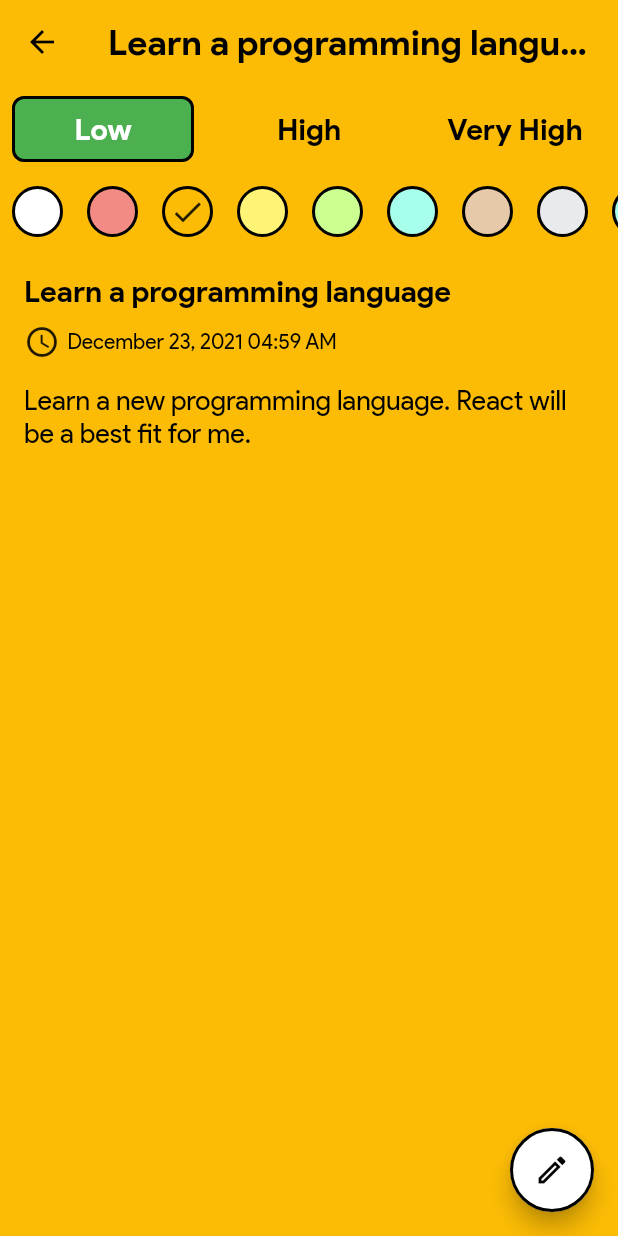
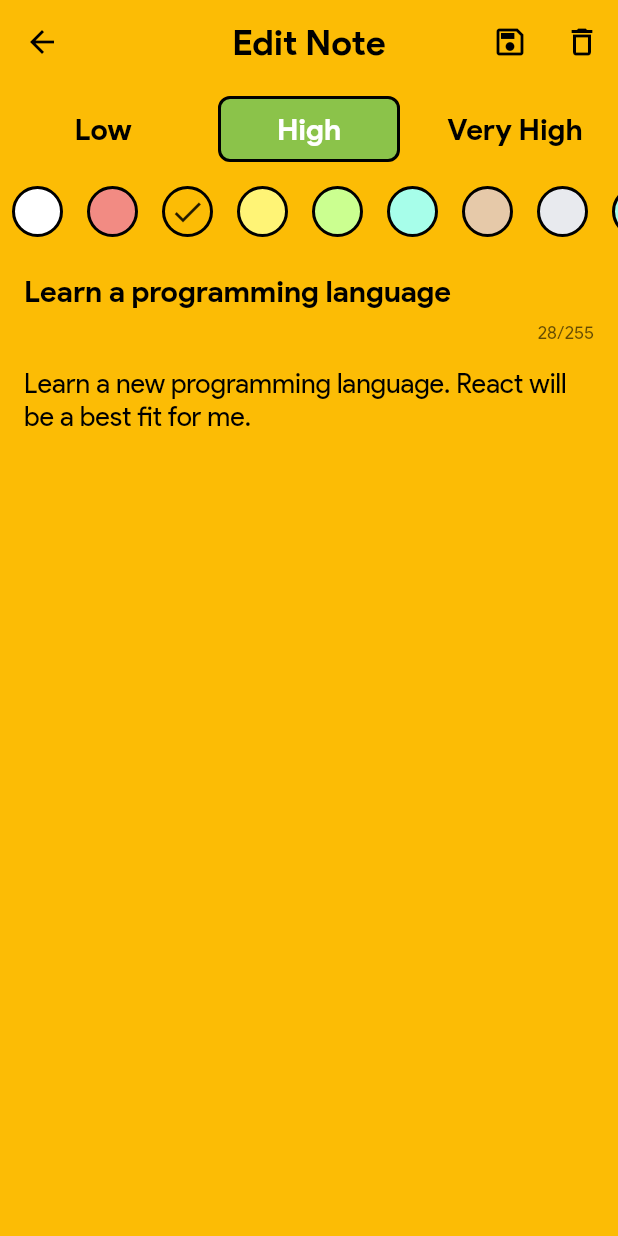
Before and after one commit to Manuelkpatsu/flutter_notes_firebase, a Flutter app: the NoteDetailScreen screen opened by its route, after a tap on the "edit" icon, on a phone screen of 412 x 824 dp. Run offline on Flutter 3.47's test engine with Material 2 defaults, Android fonts, the phone set to English and light mode, and no system bars; our stand-ins replace animated_text_kit, firebase_core, get_it; accounts and stored records are empty.

Commit message:
Add AddUpdateNoteScreen

```diff
--- a/lib/router.dart
+++ b/lib/router.dart
@@ -1,4 +1,6 @@
 import 'package:flutter/material.dart';
+import 'package:notesapp/screens/add_update_note/add_update_note_screen.dart';
+import 'package:notesapp/screens/add_update_note/note_arguments.dart';
 import 'package:notesapp/screens/auth/forgot_password/forgot_password.dart';
 import 'package:notesapp/screens/auth/login/login_screen.dart';
 import 'package:notesapp/screens/auth/sign_up/sign_up_screen.dart';
@@ -25,6 +27,10 @@ class AppRouter {
         return MaterialPageRoute(builder: (_) => const SearchScreen());
       case NoteDetailScreen.routeName:
         return MaterialPageRoute(builder: (_) => NoteDetailScreen());
+      case AddUpdateNoteScreen.routeName:
+        final args = settings.arguments as NoteArguments?;
+
+        return MaterialPageRoute(builder: (_) => AddUpdateNoteScreen(noteArguments: args));
       default:
         return MaterialPageRoute(
           builder: (_) => Scaffold(
--- /dev/null
+++ b/lib/screens/add_update_note/add_update_note_screen.dart
@@ -0,0 +1,177 @@
+import 'package:flutter/material.dart';
+import 'package:notesapp/screens/home/home_screen.dart';
+import 'package:notesapp/utils/helper.dart';
+import 'package:notesapp/utils/note_colors.dart';
+import 'package:notesapp/widgets/color_picker.dart';
+import 'package:notesapp/widgets/priority_picker.dart';
+
+import 'note_arguments.dart';
+
+class AddUpdateNoteScreen extends StatefulWidget {
+  static const routeName = '/add_update';
+
+  final NoteArguments? noteArguments;
+
+  const AddUpdateNoteScreen({
+    Key? key,
+    this.noteArguments,
+  }) : super(key: key);
+
+  @override
+  _AddUpdateNoteScreenState createState() => _AddUpdateNoteScreenState();
+}
+
+class _AddUpdateNoteScreenState extends State<AddUpdateNoteScreen> {
+  TextEditingController _titleController = TextEditingController();
+  TextEditingController _descriptionController = TextEditingController();
+  int _color = 0;
+  late int _priority = 3;
+  bool _edit = false;
+
+  @override
+  void initState() {
+    super.initState();
+    if (widget.noteArguments != null) {
+      setState(() {
+        _titleController = TextEditingController(text: widget.noteArguments!.title);
+        _descriptionController =
+            TextEditingController(text: widget.noteArguments!.description);
+        _color = widget.noteArguments!.color;
+        _priority = widget.noteArguments!.priority;
+        _edit = true;
+      });
+    } else {
+      setState(() {
+        _titleController = TextEditingController(text: '');
+        _descriptionController = TextEditingController(text: '');
+      });
+    }
+  }
+
+  @override
+  void dispose() {
+    super.dispose();
+    _titleController.dispose();
+    _descriptionController.dispose();
+  }
+
+  @override
+  Widget build(BuildContext context) {
+    return Scaffold(
+      backgroundColor: NoteColors.colors[_color],
+      appBar: AppBar(
+        backgroundColor: NoteColors.colors[_color],
+        title: Text(
+          _edit ? 'Edit Note' : 'Add Note',
+          maxLines: 1,
+          overflow: TextOverflow.ellipsis,
+          style: Theme.of(context).textTheme.headline5,
+        ),
+        centerTitle: true,
+        actions: [
+          saveNote(),
+          Visibility(
+            visible: _edit,
+            child: deleteNote(),
+          ),
+        ],
+      ),
+      body: SingleChildScrollView(
+        child: Column(
+          crossAxisAlignment: CrossAxisAlignment.start,
+          children: [
+            PriorityPicker(
+              selectedIndex: 3 - _priority,
+              onTap: (index) {
+                setState(() {
+                  _priority = 3 - index;
+                });
+              },
+            ),
+            ColorPicker(
+              selectedIndex: _color,
+              onTap: (index) {
+                setState(() {
+                  _color = index;
+                });
+              },
+            ),
+            titleTextField(),
+            descriptionTextField(),
+          ],
+        ),
+      ),
+    );
+  }
+
+  Widget titleTextField() {
+    return Padding(
+      padding: const EdgeInsets.only(left: 16, top: 16, right: 16),
+      child: TextField(
+        controller: _titleController,
+        maxLines: null,
+        maxLength: 255,
+        style: Theme.of(context).textTheme.bodyText2,
+        decoration: const InputDecoration.collapsed(
+          hintText: 'Title',
+        ),
+      ),
+    );
+  }
+
+  Widget descriptionTextField() {
+    return Padding(
+      padding: const EdgeInsets.all(16),
+      child: TextField(
+        controller: _descriptionController,
+        maxLines: null,
+        style: Theme.of(context).textTheme.bodyText1,
+        decoration: const InputDecoration.collapsed(
+          hintText: 'Description',
+        ),
+      ),
+    );
+  }
+
+  Widget saveNote() {
+    return IconButton(
+      icon: const Icon(Icons.save_outlined),
+      onPressed: () {
+        if (_descriptionController.text.isNotEmpty && _titleController.text.isNotEmpty) {
+          Helper.showSnackbar(
+            context,
+            'Note saved successfully',
+            Colors.green,
+          );
+          Navigator.of(context).pushNamed(HomeScreen.routeName);
+        } else {
+          Helper.showSnackbar(
+            context,
+            'Sorry, fields cannot be empty. Try again',
+            Colors.red.shade900,
+          );
+        }
+      },
+    );
+  }
+
+  Widget deleteNote() {
+    return IconButton(
+      icon: const Icon(Icons.delete_outlined),
+      onPressed: () {
+        Helper.showAlertDialog(
+          context,
+          'Do you want to delete the note?',
+          () {
+            Navigator.of(context).pop();
+            Helper.showSnackbar(
+              context,
+              'Note successfully deleted',
+              Colors.green,
+            );
+          },
+        );
+      },
+    );
+  }
+}
--- /dev/null
+++ b/lib/screens/add_update_note/note_arguments.dart
@@ -0,0 +1,15 @@
+class NoteArguments {
+  final String title;
+  final String description;
+  final String? date;
+  final int priority;
+  final int color;
+
+  NoteArguments({
+    required this.title,
+    required this.description,
+    this.date,
+    required this.priority,
+    required this.color,
+  });
+}
--- a/lib/screens/note/note_screen.dart
+++ b/lib/screens/note/note_screen.dart
@@ -1,4 +1,6 @@
 import 'package:flutter/material.dart';
+import 'package:notesapp/screens/add_update_note/add_update_note_screen.dart';
+import 'package:notesapp/screens/add_update_note/note_arguments.dart';
 import 'package:notesapp/utils/helper.dart';
 import 'package:notesapp/utils/note_colors.dart';
 import 'package:notesapp/widgets/color_picker.dart';
@@ -72,7 +74,19 @@ class _NoteDetailScreenState extends State<NoteDetailScreen> {
         ),
       ),
       floatingActionButton: CustomFloatingActionButton(
-        onPressed: () {},
+        onPressed: () {
+          NoteArguments noteArguments = NoteArguments(
+            title: _titleController.text,
+            description: _descriptionController.text,
+            priority: 2,
+            color: widget.color,
+          );
+
+          Navigator.of(context).pushNamed(
+            AddUpdateNoteScreen.routeName,
+            arguments: noteArguments,
+          );
+        },
         icon: Icons.edit_outlined,
         tooltip: 'Edit Note',
       ),
--- a/lib/utils/helper.dart
+++ b/lib/utils/helper.dart
@@ -1,6 +1,57 @@
 import 'package:intl/intl.dart';
+import 'package:flutter/material.dart';
+import 'package:notesapp/styles.dart';
 
 class Helper {
+  /// Shows a snackbar
+  static void showSnackbar(
+    BuildContext context,
+    String text,
+    Color backgroundColor,
+  ) {
+    final snackbar = SnackBar(
+      content: Text(text, style: const TextStyle(color: Colors.white)),
+      behavior: SnackBarBehavior.floating,
+      backgroundColor: backgroundColor,
+    );
+
+    ScaffoldMessenger.of(context).showSnackBar(snackbar);
+  }
+
+  /// Shows alert dialog
+  static void showAlertDialog(
+    BuildContext context,
+    String title,
+    VoidCallback onPressed,
+  ) {
+    showDialog(
+      context: context,
+      builder: (context) {
+        return AlertDialog(
+          title: Text(title),
+          actions: <Widget>[
+            TextButton(
+              onPressed: () {
+                Navigator.of(context).pop();
+              },
+              child: Text(
+                'Cancel'.toUpperCase(),
+                style: kNoteHeading5.copyWith(color: Colors.red.shade900),
+              ),
+            ),
+            TextButton(
+              onPressed: onPressed,
+              child: Text(
+                'Ok'.toUpperCase(),
+                style: kNoteHeading5.copyWith(color: Colors.green),
+              ),
+            ),
+          ],
+        );
+      },
+    );
+  }
+
   static String formatDateTime(String dateTime) {
     var formatter = DateFormat('MMM dd, yyyy');
     var formatter2 = DateFormat('hh:mm a');
```
Also changed, not shown: lib/screens/home/home_screen.dart (+23 -3 lines).
